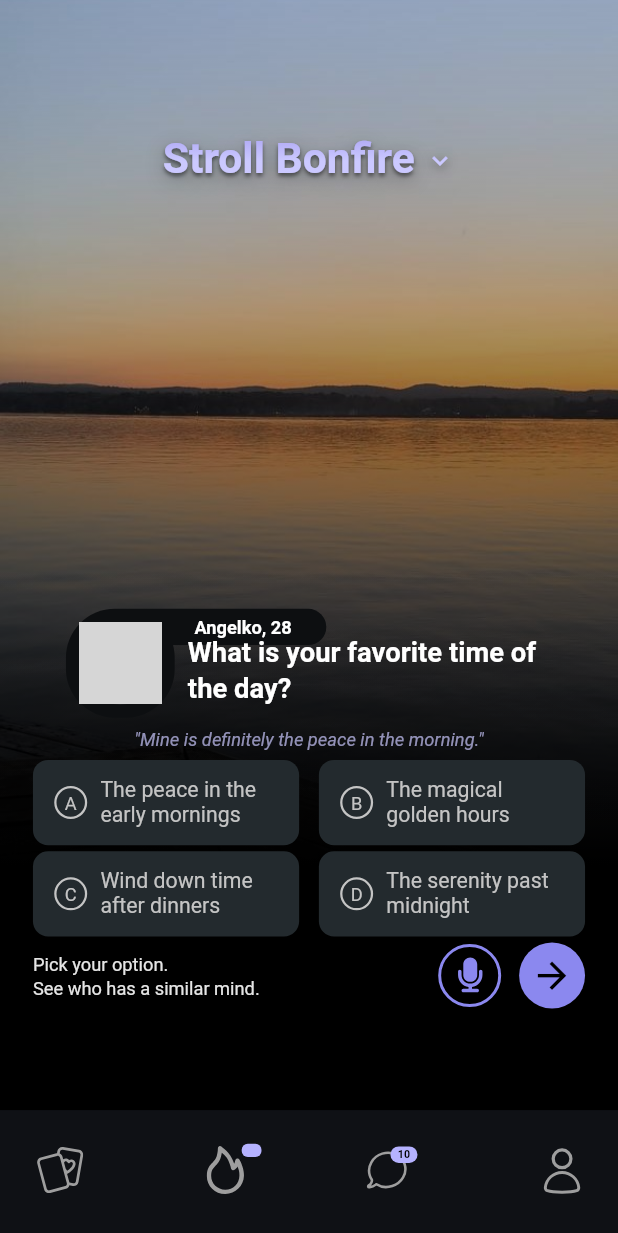
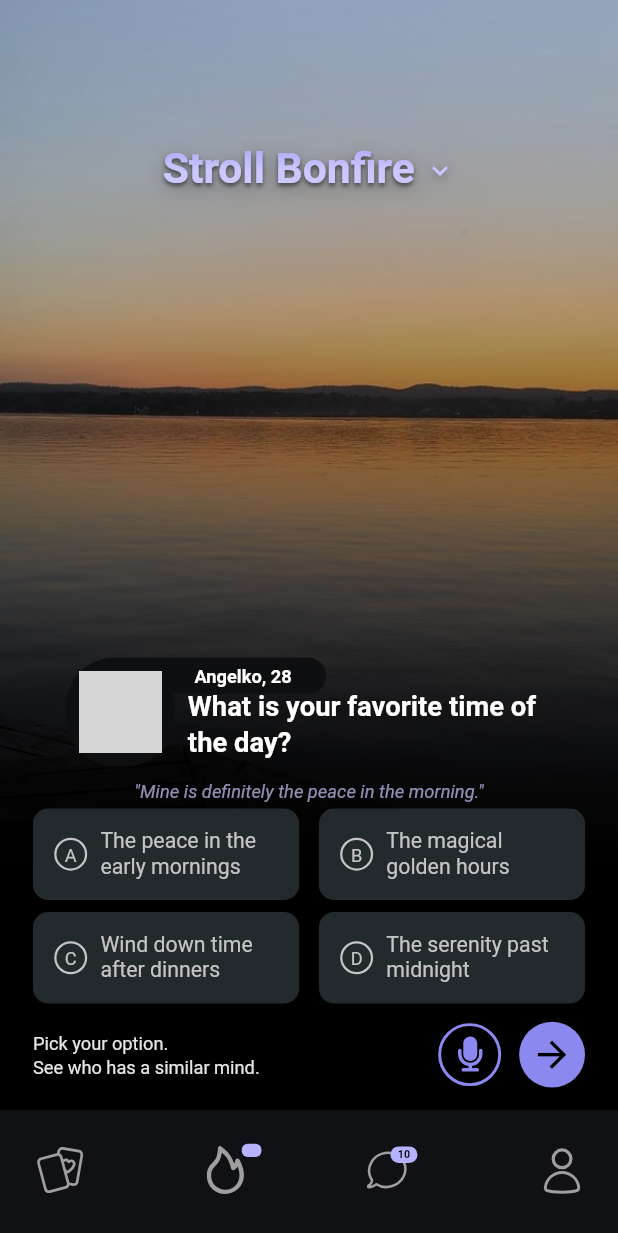
Before and after one commit to EMEDAT/stroll, a Flutter app: the screen it shows after launch, on a phone screen of 412 x 824 dp. Shown: the top 1233 px of the screen. Run offline on Flutter 3.47's test engine with Material 3 defaults, Android fonts, the light colour scheme and no system bars; our stand-ins replace equatable, flutter_bloc, flutter_screenutil, flutter_svg; Roboto replaces fonts that are missing (Proxima Nova); grey boxes are pictures that could not be loaded.

Commit message:
Refactor StrollBonfirePage layout; simplify background alignment, remove dynamic spacing, and enhance content structure for improved readability and usability.

```diff
--- a/stroll_bonfire/lib/features/stroll/presentation/pages/stroll_bonfire_page.dart
+++ b/stroll_bonfire/lib/features/stroll/presentation/pages/stroll_bonfire_page.dart
@@ -18,24 +18,16 @@ class StrollBonfirePage extends StatelessWidget {
 
   @override
   Widget build(BuildContext context) {
-    final screenWidth = MediaQuery.of(context).size.width;
-    final screenHeight = MediaQuery.of(context).size.height;
-    final aspectRatio = screenWidth / screenHeight;
-
-    // For wider screens with smaller heights (landscape-ish aspect ratios)
-    final isWideScreen = aspectRatio > 0.7;
-    final backgroundAlignment = isWideScreen ? Alignment(0.0, -2.5) : Alignment(0.0, -1.8);
-
     return Scaffold(
       extendBodyBehindAppBar: true,
       body: Container(
         height: MediaQuery.of(context).size.height,
         width: MediaQuery.of(context).size.width,
-        decoration: BoxDecoration(
+        decoration: const BoxDecoration(
           image: DecorationImage(
             image: AssetImage('assets/images/Background.jpg'),
             fit: BoxFit.fitWidth,
-            alignment: backgroundAlignment, // Dynamic alignment based on screen
+            alignment: Alignment(0.0, -1.8), // Push image way higher up
           ),
         ),
         child: Container(
@@ -88,14 +80,6 @@ class StrollBonfirePage extends StatelessWidget {
   }
 
   Widget _buildLoadedContent(BuildContext context, StrollLoaded state) {
-    final screenWidth = MediaQuery.of(context).size.width;
-    final screenHeight = MediaQuery.of(context).size.height;
-    final aspectRatio = screenWidth / screenHeight;
-
-    // For wider screens with smaller heights, give more spacing
-    final isWideScreen = aspectRatio > 0.7;
-    final bottomSpacing = isWideScreen ? 20.h : 8.h;
-
       return Column(
         children: [
           // Top section with header
@@ -112,9 +96,9 @@ Widget _buildLoadedContent(BuildContext context, StrollLoaded state) {
               ),
             ),
           ),
-        // Bottom section with content
+          // Bottom section with content - REMOVED SCROLLING
           Expanded(
-          flex: 80, // Increased from 75 to give more space for larger icons
+            flex: 70, // Increased from 75 to give more space for larger icons
             child: Container(
               // Add extra dark overlay to bottom section for better readability
               decoration: BoxDecoration(
@@ -127,24 +111,22 @@ Widget _buildLoadedContent(BuildContext context, StrollLoaded state) {
                   ],
                 ),
               ),
-            child: Column(
-              mainAxisSize: MainAxisSize.min, // Prevent overflow
+              child: Column( // Fixed layout without scrolling
                 crossAxisAlignment: CrossAxisAlignment.start,
                 children: [
-                // Content section with padding - NO SCROLLING
+                  // Content section with padding - REMOVED SingleChildScrollView
                   Expanded(
                     child: Padding(
                       padding: ResponsiveUtils.defaultScreenPadding,
                       child: Column(
-                      mainAxisSize: MainAxisSize.min, // Prevent overflow
                         crossAxisAlignment: CrossAxisAlignment.start,
                         children: [
-                        Flexible(child: _buildProfileSection(state.currentUser, state.currentQuestion)),
-                        SizedBox(height: 6.h), // Reduced spacing
-                        Flexible(child: _buildOptionsGrid(context, state)),
-                        SizedBox(height: 4.h), // Reduced spacing
+                          _buildProfileSection(state.currentUser, state.currentQuestion),
+                          SizedBox(height: 4.h), // REDUCED from 6.h to 4.h
+                          _buildOptionsGrid(context, state),
+                          SizedBox(height: 12.h), // INCREASED from 2.h to 12.h - more space before action buttons
                           _buildBottomSection(context, state),
-                        SizedBox(height: bottomSpacing), // Dynamic spacing based on screen
+                          // REMOVED the extra spacing before bottom nav
                         ],
                       ),
                     ),
@@ -161,20 +143,19 @@ Widget _buildLoadedContent(BuildContext context, StrollLoaded state) {
 
   Widget _buildProfileSection(User user, Question question) {
     return Padding(
-      padding: EdgeInsets.symmetric(horizontal: 20.w),
+      padding: EdgeInsets.symmetric(horizontal: 20.w), // Added horizontal padding to entire profile section
       child: Column(
-        mainAxisSize: MainAxisSize.min, // Prevent overflow
         crossAxisAlignment: CrossAxisAlignment.start,
         children: [
           // Profile image and name
           Padding(
-            padding: EdgeInsets.only(top: 20.h), // Reduced from 40.h to save space
+            padding: EdgeInsets.only(top: 25.h), // REDUCED from 40.h to 25.h to save 15px
             child: Stack(
-              clipBehavior: Clip.none,
+              clipBehavior: Clip.none, // Allow overflow
               children: [
                 // Name container (behind - first layer)
                 Positioned(
-                  left: 28.w,
+                  left: 28.w, // Position to go behind image
                   top: 0,
                   child: Container(
                     width: 130.w,
@@ -185,7 +166,7 @@ Widget _buildLoadedContent(BuildContext context, StrollLoaded state) {
                       bottom: 4.h
                     ),
                     decoration: BoxDecoration(
-                      color: const Color(0xFF0D0F11),
+                      color: const Color(0xFF0D0F11), // Background #0D0F11
                       borderRadius: BorderRadius.circular(12.r),
                     ),
                     child: Text(
@@ -207,11 +188,10 @@ Widget _buildLoadedContent(BuildContext context, StrollLoaded state) {
                     SizedBox(width: 8.w),
                     Expanded(
                       child: Column(
-                        mainAxisSize: MainAxisSize.min, // Prevent overflow
                         crossAxisAlignment: CrossAxisAlignment.start,
                         children: [
-                          SizedBox(height: 12.h), // Reduced from 20.h
-                          SizedBox(height: 4.h), // Reduced from 6.h
+                          SizedBox(height: 16.h), // REDUCED from 20.h to 16.h
+                          SizedBox(height: 4.h), // REDUCED from 6.h to 4.h
                           Text(
                             question.text,
                             style: TextStyle(
@@ -230,16 +210,16 @@ Widget _buildLoadedContent(BuildContext context, StrollLoaded state) {
               ],
             ),
           ),
-          SizedBox(height: 6.h), // Reduced from 8.h to eliminate final 1.6px overflow
+          SizedBox(height: 8.h), // REDUCED from 12.h to 8.h
           // Author answer (centered on its own)
           Center(
             child: Text(
               '"${question.authorAnswer}"',
               style: TextStyle(
-                fontSize: 12.sp,
-                fontWeight: FontWeight.w400,
-                color: const Color(0xFFCBC9FF).withValues(alpha: 0.7),
-                fontStyle: FontStyle.italic,
+                fontSize: 12.sp, // 12px as requested
+                fontWeight: FontWeight.w400, // 400 weight
+                color: const Color(0xFFCBC9FF).withValues(alpha: 0.7), // #CBC9FFB2 text color
+                fontStyle: FontStyle.italic, // Italic style
               ),
             ),
           ),
@@ -283,7 +263,6 @@ Widget _buildProfileImage(User user) {
 
 Widget _buildOptionsGrid(BuildContext context, StrollLoaded state) {
     return Column(
-      mainAxisSize: MainAxisSize.min, // Prevent overflow
       children: [
         Row(
           children: [
@@ -310,7 +289,7 @@ Widget _buildOptionsGrid(BuildContext context, StrollLoaded state) {
             ),
           ],
         ),
-        SizedBox(height: 4.h), // Reduced from 8.h to eliminate overflow
+        SizedBox(height: 8.h), // REDUCED from 12.h to 8.h
         Row(
           children: [
             Expanded(
@@ -346,7 +325,7 @@ Widget _buildOptionsGrid(BuildContext context, StrollLoaded state) {
       child: AnimatedContainer(
         duration: const Duration(milliseconds: 200),
         curve: Curves.easeInOut,
-        height: 56.h, // Reduced from 60.h to save space
+        height: 60.h,
         padding: EdgeInsets.symmetric(horizontal: 12.w, vertical: 8.h),
         decoration: BoxDecoration(
           color: const Color(0xFF232A2E), // Background color #232A2E
```
Lines whose indentation alone changed are shown as unchanged.
